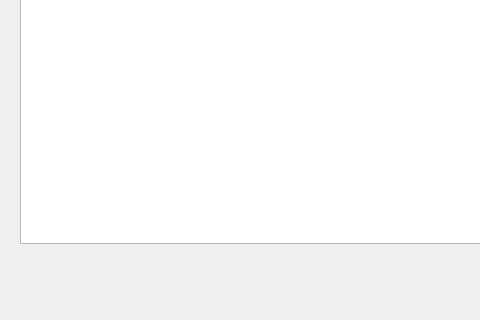
Qt form VisualForMilanRF/RangeTableValue.ui (AnatolySolovyev12/VisualForMilanRF) before a commit; both pictures show x 0 to 480 and y 254 to 574 of the 821 by 574 pixel window.
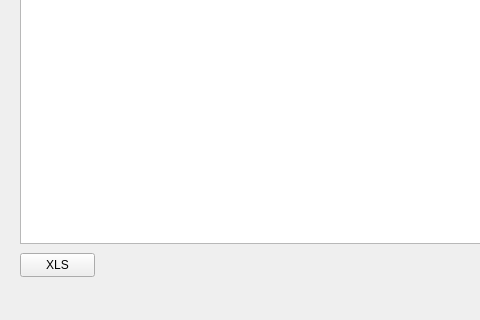
The same form after that commit.

Diff of the .ui file:
```diff
--- a/VisualForMilanRF/RangeTableValue.ui
+++ b/VisualForMilanRF/RangeTableValue.ui
@@ -68,6 +68,31 @@
      <string>Close</string>
     </property>
    </widget>
+   <widget class="QPushButton" name="xlsButton">
+    <property name="geometry">
+     <rect>
+      <x>20</x>
+      <y>490</y>
+      <width>75</width>
+      <height>24</height>
+     </rect>
+    </property>
+    <property name="text">
+     <string>XLS</string>
+    </property>
+    <property name="checkable">
+     <bool>false</bool>
+    </property>
+    <property name="autoRepeat">
+     <bool>false</bool>
+    </property>
+    <property name="default">
+     <bool>false</bool>
+    </property>
+    <property name="flat">
+     <bool>false</bool>
+    </property>
+   </widget>
   </widget>
   <widget class="QMenuBar" name="menuBar">
    <property name="geometry">
```
